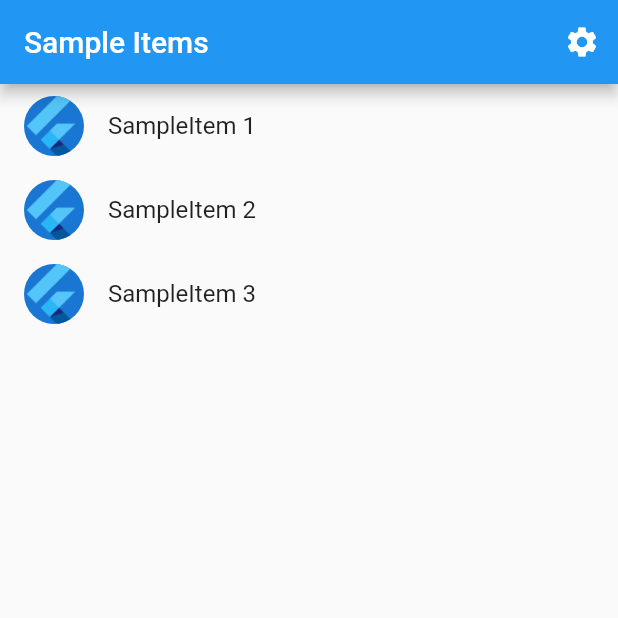
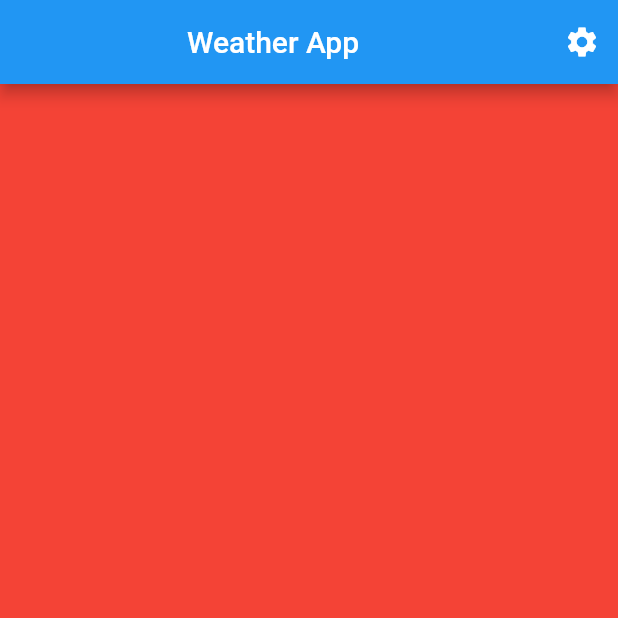
Before and after one commit to flaconiMorteza/weather-app, a Flutter app: the screen it shows after launch, on a phone screen of 412 x 824 dp, the top half of it. Run offline on Flutter 3.47's test engine with Material 2 defaults, Android fonts, the phone set to English and light mode, and no system bars; generated files the repository leaves out were written again.

Commit message:
Initializing general structure

```diff
--- /dev/null
+++ b/lib/src/screens/main_screen.dart
@@ -0,0 +1,64 @@
+import 'package:flutter/material.dart';
+import 'package:provider/provider.dart';
+
+import '../settings/settings_view.dart';
+import '../weather_provider/weather_servie.dart';
+import '../widgets/weather_widget.dart';
+
+class MainScreen extends StatefulWidget {
+  const MainScreen({Key? key}) : super(key: key);
+
+  static const routeName = '/';
+
+  @override
+  State<MainScreen> createState() => _MainScreenState();
+}
+
+class _MainScreenState extends State<MainScreen> {
+  var _isInit = true;
+  var _isLoading = false;
+
+  @override
+  void didChangeDependencies() {
+    if (_isInit) {
+      setState(() {
+        _isLoading = true;
+      });
+      Provider.of<WeatherService>(context).fetchAndSetWeather().then((_) {
+        setState(() {
+          _isLoading = false;
+        });
+      });
+    }
+    _isInit = false;
+    super.didChangeDependencies();
+  }
+
+  @override
+  Widget build(BuildContext context) {
+    return Scaffold(
+      appBar: AppBar(
+        title: const Center(child: Text('Weather App')),
+        actions: [
+          IconButton(
+            icon: const Icon(Icons.settings),
+            onPressed: () {
+              // Navigate to the settings page. If the user leaves and returns
+              // to the app after it has been killed while running in the
+              // background, the navigation stack is restored.
+              Navigator.restorablePushNamed(context, SettingsView.routeName);
+            },
+          ),
+        ],
+      ),
+      body: _isLoading
+          ? Center(
+              child: CircularProgressIndicator(
+                backgroundColor: Theme.of(context).colorScheme.background,
+                color: Theme.of(context).hintColor,
+              ),
+            )
+          : WeatherWidget(),
+    );
+  }
+}
--- /dev/null
+++ b/lib/src/weather_provider/weather_servie.dart
@@ -0,0 +1,9 @@
+import 'package:flutter/material.dart';
+
+class WeatherService with ChangeNotifier {
+  Future<void> fetchAndSetWeather([String cityName = "Berlin"]) async {
+    await Future.delayed(const Duration(seconds: 4), () {});
+    notifyListeners();
+    //  _authTimer = Timer(Duration(seconds: 10), tempRemove);
+  }
+}
--- /dev/null
+++ b/lib/src/widgets/weather_widget.dart
@@ -0,0 +1,12 @@
+import 'package:flutter/material.dart';
+
+class WeatherWidget extends StatelessWidget {
+  const WeatherWidget({Key? key}) : super(key: key);
+
+  @override
+  Widget build(BuildContext context) {
+    return Container(
+      color: Colors.red,
+    );
+  }
+}
--- a/pubspec.yaml
+++ b/pubspec.yaml
@@ -14,6 +14,9 @@ dependencies:
     sdk: flutter
   flutter_localizations:
     sdk: flutter
+  provider: ^6.0.0
+  intl: ^0.17.0
+  http:
 
 dev_dependencies:
   flutter_test:
```
Also changed, not shown: lib/main.dart (+10 -1 lines), lib/src/app.dart (+4 -27 lines), pubspec.lock.
